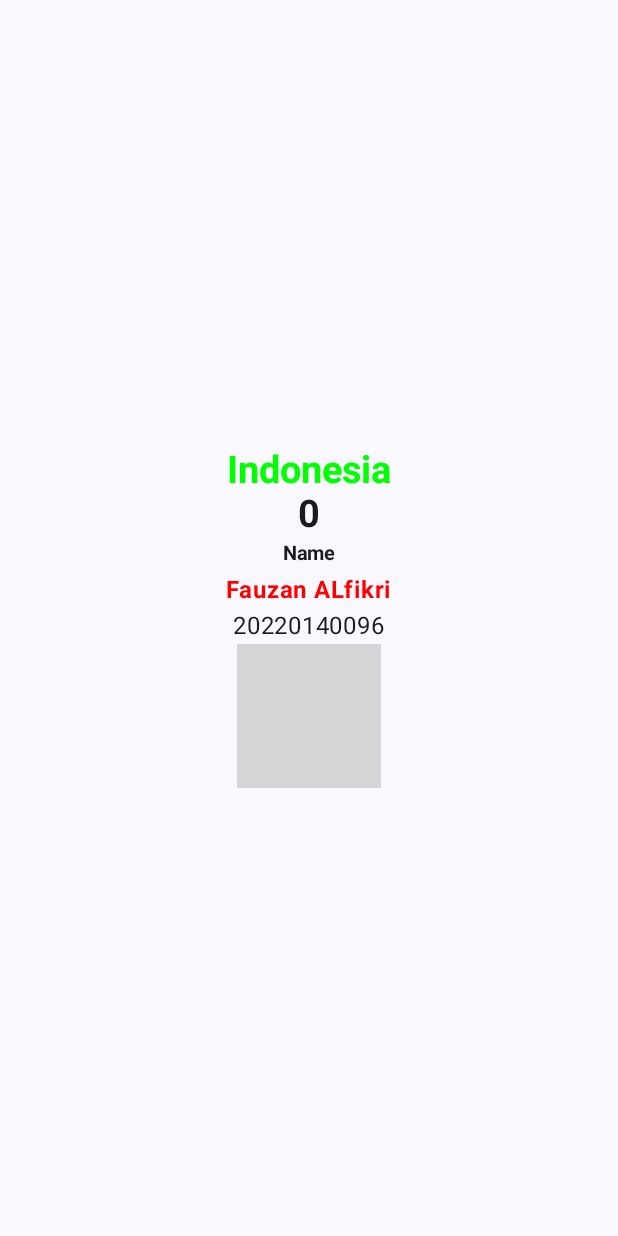
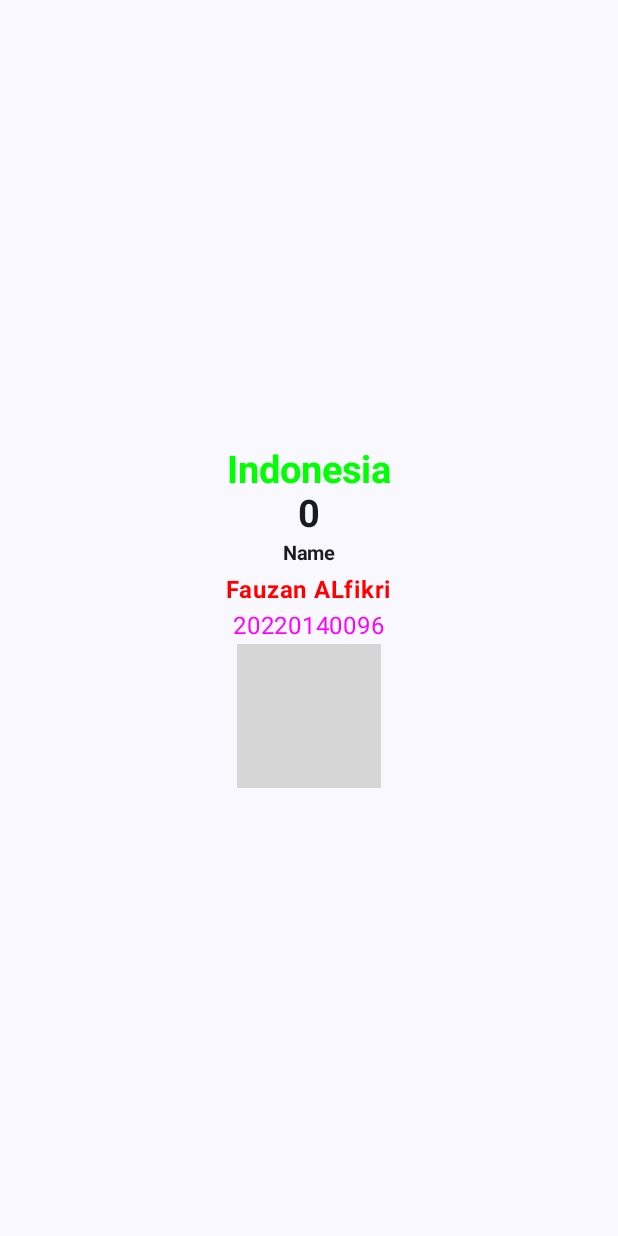
Before and after one commit to foosaan/QuestBasicComposable_096, an Android app built with Jetpack Compose: the screen it shows after launch (MainActivity), on a phone screen of 412 x 824 dp. Run offline under Robolectric (Android 15) with nearby library versions, the phone set to English and light mode, and no system bars; grey boxes are pictures that could not be loaded.

Commit message:
mengubah warna nim menjadi magenta

```diff
--- a/app/src/main/java/com/example/compossablelayout/MainActivity.kt
+++ b/app/src/main/java/com/example/compossablelayout/MainActivity.kt
@@ -70,13 +70,13 @@ fun BasicCompos(modifier: Modifier = Modifier){
             text = "Fauzan ALfikri",
             fontSize = 16.sp,
             fontWeight = FontWeight.Bold,
-            color = Color.Red,
+            color = Color.Red
         )
 
         Text(
             text = "20220140096",
             fontSize = 16.sp,
-
+            color = Color.Magenta
         )
 
         Image(painter = painterResource(id= R.drawable.fsn),
```
